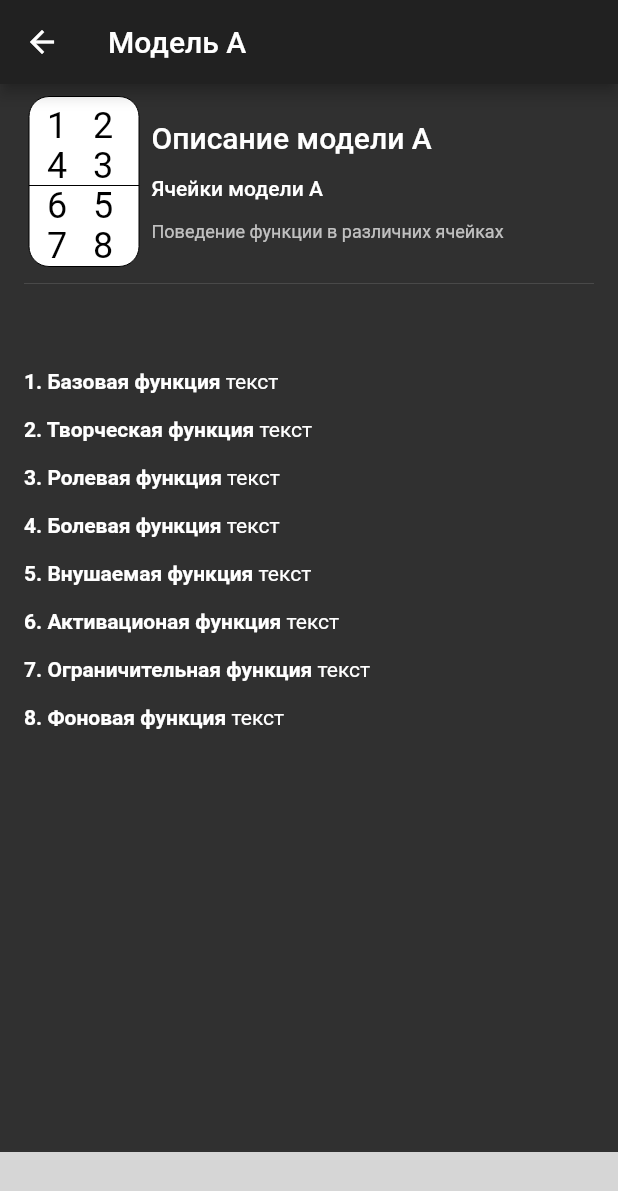
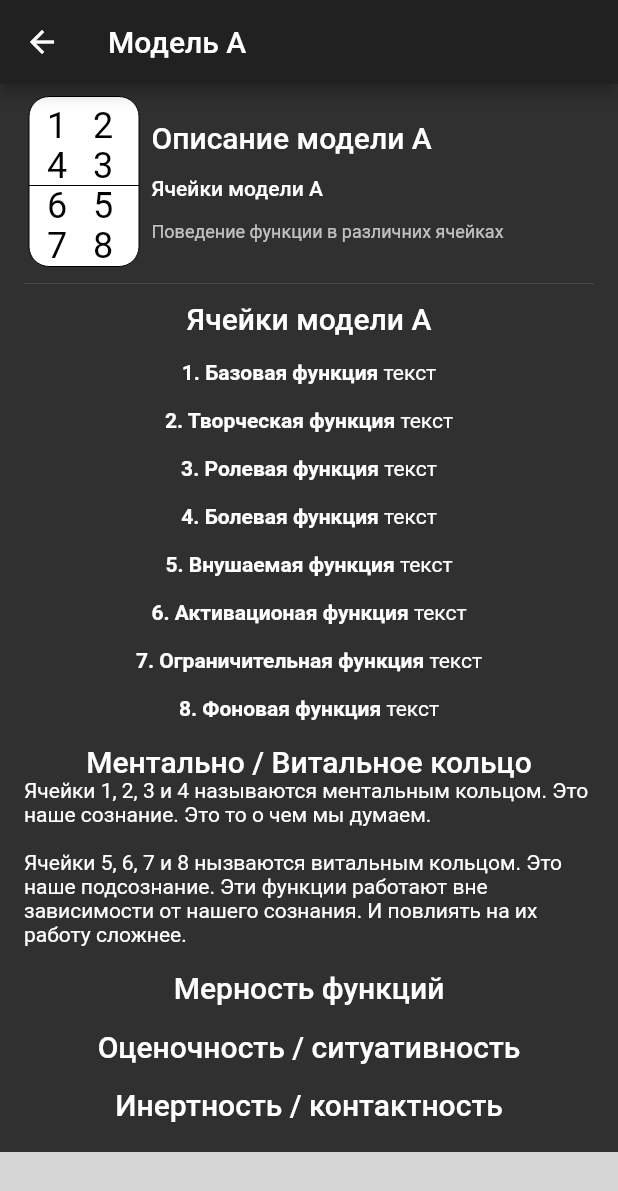
Before and after one commit to gritzfar/socionic, a Flutter app: the ModelAPage screen opened by its route, on a phone screen of 412 x 824 dp. Shown: the top 1191 px of the screen. Run offline on Flutter 3.47's test engine with Material 2 defaults, Android fonts, the light colour scheme and no system bars; our stand-ins replace flutter_svg; missing offline and left inert: admob_flutter; grey boxes are pictures that could not be loaded.

Commit message:
Add model a description

```diff
--- a/lib/pages/modelAPage.dart
+++ b/lib/pages/modelAPage.dart
@@ -20,7 +20,9 @@ class ModelAPage extends StatelessWidget {
             child: Container(
                 alignment: Alignment.topLeft,
                 padding: EdgeInsets.only(left: 16, right: 16, bottom: 16),
-                child: Column(crossAxisAlignment: CrossAxisAlignment.start, children: <Widget>[
+                child: Column(crossAxisAlignment: CrossAxisAlignment.center, children: <Widget>[
+                  Text("Ячейки модели А", style: Theme.of(context).textTheme.title),
+                  Text(""),
                   RichText(
                       text: TextSpan(
                           text: "1. Базовая функция ",
@@ -69,6 +71,22 @@ class ModelAPage extends StatelessWidget {
                           style: TextStyle(fontWeight: FontWeight.bold),
                           children: <TextSpan>[TextSpan(text: "текст", style: TextStyle(fontWeight: FontWeight.normal))])),
                   Text(""),
+
+                  Text("Ментально / Витальное кольцо", style: Theme.of(context).textTheme.title, textAlign: TextAlign.center,),
+                  Text("Ячейки 1, 2, 3 и 4 называются ментальным кольцом. Это наше сознание. Это то о чем мы думаем.\r\n\r\nЯчейки 5, 6, 7 и 8 нызваются витальным кольцом. Это наше подсознание. Эти функции работают вне зависимости от нашего сознания. И повлиять на их работу сложнее."),
+                  Text(""),
+
+                  Text("Мерность функций", style: Theme.of(context).textTheme.title),
+                  Text(""),
+
+                  Text("Оценочность / ситуативность", style: Theme.of(context).textTheme.title),
+                  Text(""),
+
+                  Text("Инертность / контактность", style: Theme.of(context).textTheme.title),
+                  Text(""),
+
+                  Text("Ценостные / не ценостные", style: Theme.of(context).textTheme.title),
+                  Text(""),
                 ])))
       ]),
       bottomNavigationBar: AdModBannerWidget(),
@@ -95,7 +113,7 @@ class _SliverAppBarDelegate extends SliverPersistentHeaderDelegate {
   }
 
   @override
-  double get maxExtent => 190;
+  double get maxExtent => 145;
 
   @override
   double get minExtent => 65;
```
